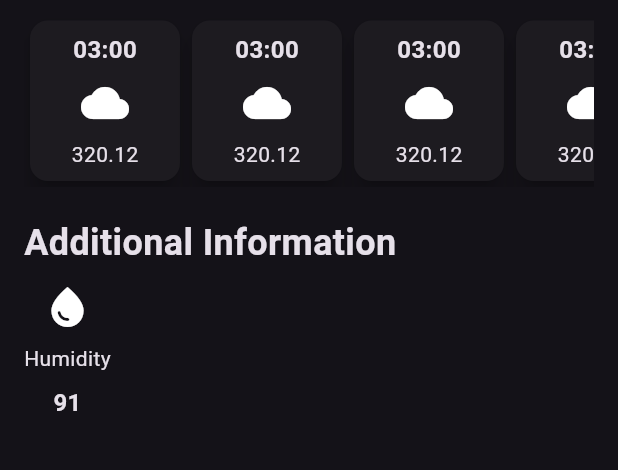
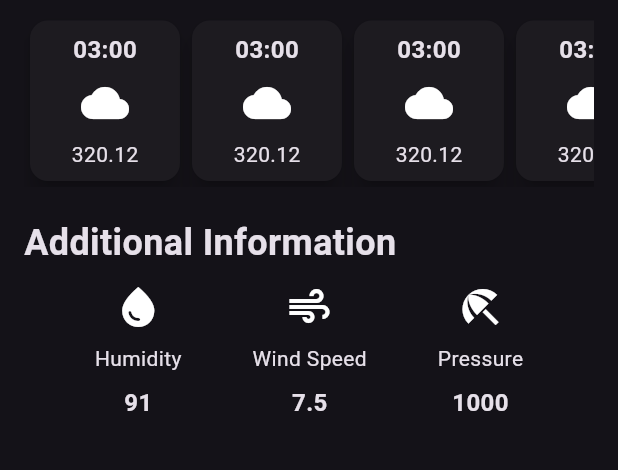
Before and after one commit to Taoheedoh/weather_app, a Flutter app: the screen it shows after launch, on a phone screen of 412 x 824 dp, the part 506-976 px from its top. Run offline on Flutter 3.47's test engine with Material 3 defaults, Android fonts, the phone set to English and light mode, and no system bars.

Commit message:
Add additional Information

```diff
--- a/lib/additioninfo.dart
+++ b/lib/additioninfo.dart
@@ -1,23 +1,39 @@
 import 'package:flutter/material.dart';
 
+class AddInfo extends StatelessWidget {
+  final IconData icon;
+  final String label;
+  final String value;
 
-class AddInfo extends StatelessWidget {
   const AddInfo({
     super.key,
+    required this.icon,
+    required this.label,
+    required this.value,
   });
 
   @override
   Widget build(BuildContext context) {
-    return const Column(
+    return Column(
       children: [
-        Icon(Icons.water_drop, size: 32,),
-        SizedBox(height: 8,),
-        Text('Humidity'),
-        SizedBox(height: 8,),
-        Text('91', style: TextStyle(
-          fontSize: 16,
-          fontWeight: FontWeight.bold,
-        ),),
+        Icon(
+          icon,
+          size: 32,
+        ),
+        const SizedBox(
+          height: 8,
+        ),
+        Text(label),
+        const SizedBox(
+          height: 8,
+        ),
+       Text(
+          value,
+          style: const TextStyle(
+            fontSize: 16,
+            fontWeight: FontWeight.bold,
+          ),
+        ),
       ],
     );
   }
--- a/lib/weatherscreen.dart
+++ b/lib/weatherscreen.dart
@@ -123,9 +123,23 @@ class WeatherScreen extends StatelessWidget {
             ),
 
             const Row(
+              mainAxisAlignment: MainAxisAlignment.spaceEvenly,
               children: [
-                AddInfo(),
-
+                AddInfo(
+                  icon: Icons.water_drop,
+                  label: 'Humidity',
+                  value: '91',
+                ),
+                AddInfo(
+                  icon: Icons.air,
+                  label: 'Wind Speed',
+                  value: '7.5',
+                ),
+                AddInfo(
+                  icon: Icons.beach_access,
+                  label: 'Pressure',
+                  value: '1000',
+                ),
               ],
             ),
           ],
```
